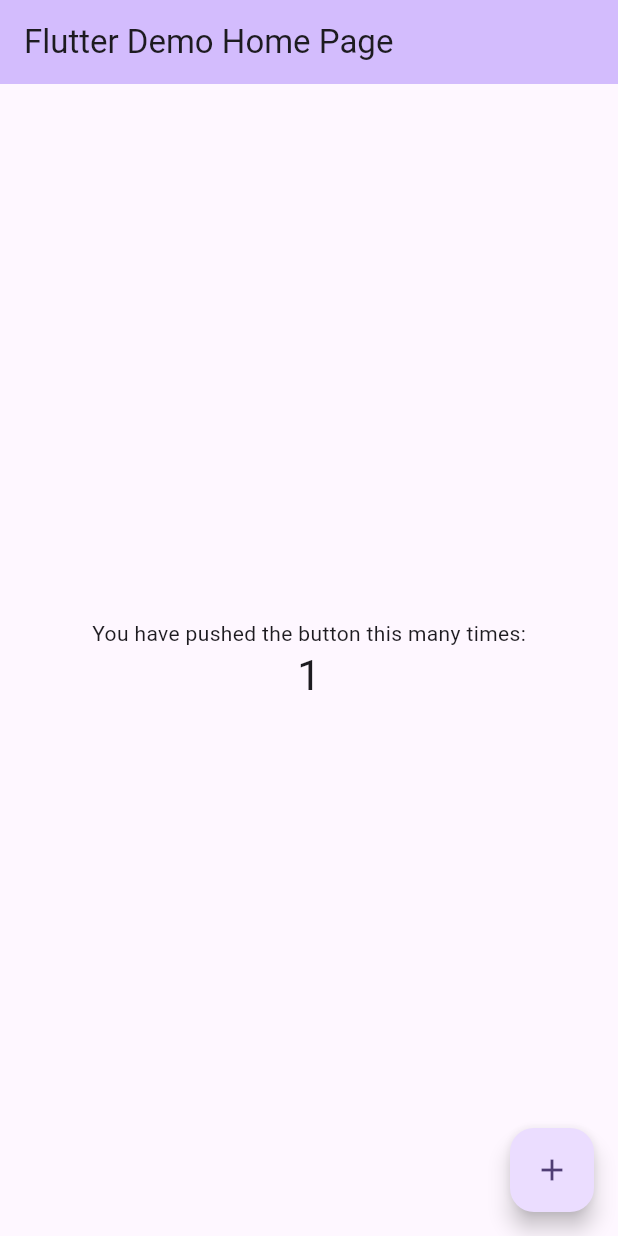
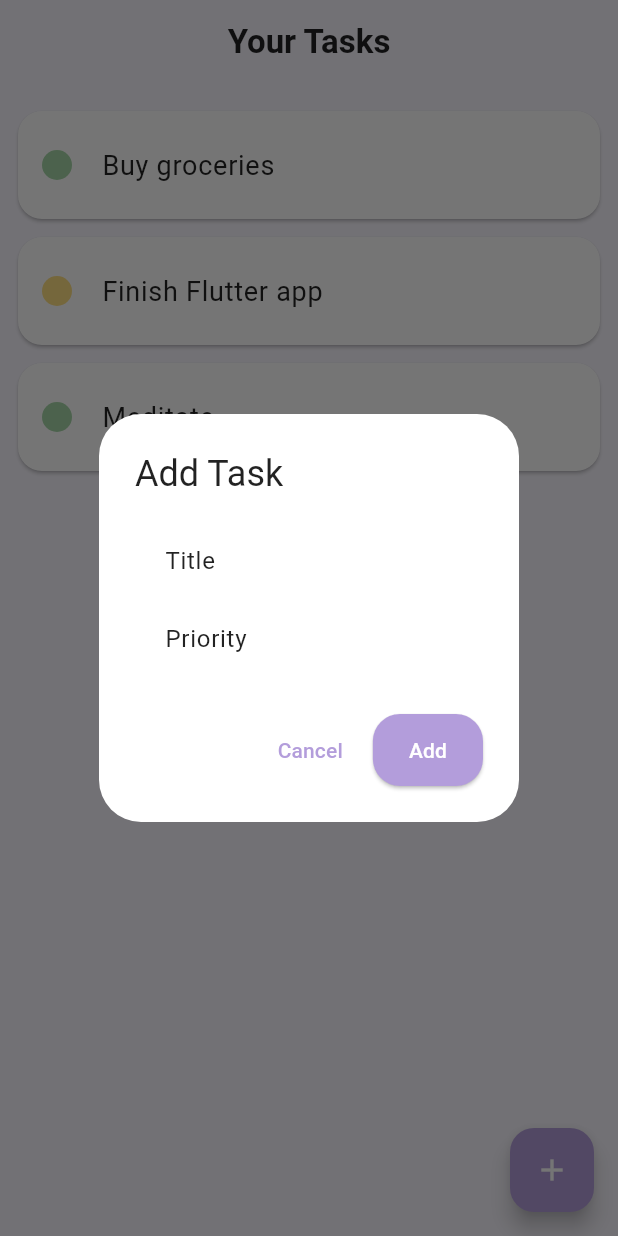
Before and after one commit to ejnez/HACKATHON-2026-Bonita-, a Flutter app: the screen it shows after launch, after a tap on the "add" icon, on a phone screen of 412 x 824 dp. Run offline on Flutter 3.47's test engine with Material 3 defaults, Android fonts, the light colour scheme and no system bars.

Commit message:
architecture and UI

```diff
--- /dev/null
+++ b/unfurl/lib/app/app.dart
@@ -0,0 +1,19 @@
+import 'package:flutter/material.dart';
+import 'package:unfurl/shared/theme.dart';
+import 'routes.dart';
+//import 'shared/theme.dart';
+
+class MyApp extends StatelessWidget {
+  const MyApp({super.key});
+// This widget is the root of your application.
+  @override
+  Widget build(BuildContext context) {
+    return MaterialApp(
+      title: 'Unfurl',
+      theme: appTheme,
+      initialRoute: '/',     // default route
+      routes: appRoutes,     // from app/routes.dart
+      debugShowCheckedModeBanner: false,
+    );
+  }
+}
--- /dev/null
+++ b/unfurl/lib/app/routes.dart
@@ -0,0 +1,14 @@
+import 'package:flutter/material.dart';
+import '../features/tasks/task_list_page.dart';
+import '../features/focus/focus_page.dart';
+import '../features/flowers/flowers_page.dart';
+import '../features/login/login_page.dart';
+import '../features/chatbot/chatbot_page.dart';
+
+final Map<String, WidgetBuilder> appRoutes = {
+  '/': (context) => TaskListPage(),
+  '/focus': (context) => FocusPage(),
+  '/flowers': (context) => FlowersPage(),
+  '/login': (context) => LoginPage(),
+  '/chatbot': (context) => ChatbotPage(),
+};
--- /dev/null
+++ b/unfurl/lib/features/tasks/task_list_page.dart
@@ -0,0 +1,86 @@
+import 'package:flutter/material.dart';
+//import '../task_provider.dart';
+import 'package:unfurl/features/tasks/task_model.dart';
+import 'package:unfurl/features/tasks/widgets/task_card.dart';
+
+class TaskListPage extends StatefulWidget {
+  const TaskListPage({super.key});
+
+  @override
+  State<TaskListPage> createState() => _TaskListPageState();
+}
+
+class _TaskListPageState extends State<TaskListPage> {
+
+    // Example list (replace with your provider/Firestore later)
+      final List<Task> _tasks = [
+        Task(name: "Buy groceries"),
+        Task(name: "Finish Flutter app", priority: 2),
+        Task(name: "Meditate", priority: 1),
+      ];
+
+  //build page UI code
+  @override
+  Widget build(BuildContext context) {
+
+    return Scaffold(
+      appBar: AppBar(title: const Text("Your Tasks")),
+            body: ListView.builder(
+              padding: const EdgeInsets.symmetric(vertical: 12),
+              itemCount: _tasks.length,
+              itemBuilder: (context, index) {
+                final task = _tasks[index];
+                return TaskCard(
+                  task: task,
+                  /*
+                  onToggleDone: () {
+                    setState(() {
+                      task.toggleDone();
+                    });
+                  },
+                  **/
+                );
+              },
+            ),
+      floatingActionButton: FloatingActionButton(
+        onPressed: () => _showAddTaskDialog(context),
+        child: const Icon(Icons.add),
+      ),
+    );
+  }//end of build page UI code
+
+  //popup UI code
+  void _showAddTaskDialog(BuildContext context) {
+    showDialog(
+      context: context,
+      builder: (context) {
+        return AlertDialog(
+          title: const Text("Add Task"),
+          content: Column(
+            mainAxisSize: MainAxisSize.min,
+            children: const [
+              TextField(
+                decoration: InputDecoration(labelText: "Title"),
+              ),
+              TextField(
+                decoration: InputDecoration(labelText: "Priority"),
+              ),
+            ],
+          ),
+          actions: [
+            TextButton(
+              onPressed: () => Navigator.pop(context),
+              child: const Text("Cancel"),
+            ),
+            ElevatedButton(
+              onPressed: () {
+                Navigator.pop(context);
+              },
+              child: const Text("Add"),
+            ),
+          ],
+        );
+      },
+    );
+  }//end of popup UI code
+}
--- /dev/null
+++ b/unfurl/lib/features/tasks/task_model.dart
@@ -0,0 +1,15 @@
+// entity class that stores the data for a single task
+class Task {
+    String? id;        // Firestore document ID (nullable at first)
+    String name;
+    int priority;       // Higher number = higher priority
+    bool isDone;
+
+    Task({
+        this.id,
+        required this.name,
+        this.priority = 1,
+        this.isDone = false,
+      });
+
+}
--- /dev/null
+++ b/unfurl/lib/features/tasks/widgets/task_card.dart
@@ -0,0 +1,44 @@
+import 'package:flutter/material.dart';
+import '../task_model.dart';
+
+class TaskCard extends StatelessWidget {
+  final Task task;
+  //final VoidCallback? onToggleDone;
+
+  const TaskCard({
+    super.key,
+    required this.task,
+    //this.onToggleDone,
+  });
+
+  @override
+  Widget build(BuildContext context) {
+    return Card(
+      margin: const EdgeInsets.symmetric(vertical: 6, horizontal: 12),
+      shape: RoundedRectangleBorder(borderRadius: BorderRadius.circular(16)),
+      child: ListTile(
+        contentPadding: const EdgeInsets.symmetric(horizontal: 16, vertical: 8),
+        leading: CircleAvatar(
+          backgroundColor: task.priority == 1
+              ? Colors.green[200]
+              : task.priority == 2
+                  ? Colors.amber[200]
+                  : Colors.red[200],
+          radius: 10,
+        ),
+        title: Text(
+          task.name,
+          style: TextStyle(
+            fontSize: 18,
+            //decoration: task.isDone ? TextDecoration.lineThrough : null,
+          ),
+        ),
+        //subtitle: task.description.isNotEmpty ? Text(task.description) : null,
+        //trailing: Checkbox(
+          //value: true,
+          //onChanged: (_) => onToggleDone?.call(),
+        //),
+      ),
+    );
+  }
+}
--- a/unfurl/lib/main.dart
+++ b/unfurl/lib/main.dart
@@ -1,9 +1,10 @@
 import 'package:flutter/material.dart';
+import 'package:unfurl/app/app.dart';
 
 void main() {
   runApp(const MyApp());
 }
-
+/*
 class MyApp extends StatelessWidget {
   const MyApp({super.key});
 
@@ -11,7 +12,7 @@ class MyApp extends StatelessWidget {
   @override
   Widget build(BuildContext context) {
     return MaterialApp(
-      title: 'Flutter Demo',
+      title: 'Unfurl',
       theme: ThemeData(
         // This is the theme of your application.
         //
@@ -33,8 +34,10 @@ class MyApp extends StatelessWidget {
       home: const MyHomePage(title: 'Flutter Demo Home Page'),
     );
   }
-}
+}**/
 
+
+/*
 class MyHomePage extends StatefulWidget {
   const MyHomePage({super.key, required this.title});
 
@@ -51,8 +54,8 @@ class MyHomePage extends StatefulWidget {
 
   @override
   State<MyHomePage> createState() => _MyHomePageState();
-}
-
+}**/
+/*
 class _MyHomePageState extends State<MyHomePage> {
   int _counter = 0;
 
@@ -120,3 +123,4 @@ class _MyHomePageState extends State<MyHomePage> {
     );
   }
 }
+**/
--- /dev/null
+++ b/unfurl/lib/shared/theme.dart
@@ -0,0 +1,87 @@
+import 'package:flutter/material.dart';
+
+// we can customize this file to change the theme accross the entire app
+final ThemeData appTheme = ThemeData(
+  useMaterial3: true,
+
+  // 🌸 Color Scheme
+  colorScheme: const ColorScheme(
+    brightness: Brightness.light,
+    primary: Color(0xFFB39DDB),       // soft lavender/purple
+    onPrimary: Colors.white,
+    secondary: Color(0xFF8BC5A0),     // pastel green accent
+    onSecondary: Colors.white,
+    error: Colors.redAccent,
+    onError: Colors.white,
+    background: Color(0xFFF9F7FF),    // very light lavender cream
+    onBackground: Colors.black87,
+    surface: Colors.white,
+    onSurface: Colors.black87,
+  ),
+
+  scaffoldBackgroundColor: const Color(0xFFF9F7FF),
+
+  // 🌸 App Bar
+  appBarTheme: const AppBarTheme(
+    centerTitle: true,
+    backgroundColor: Colors.transparent,
+    elevation: 0,
+    foregroundColor: Colors.black87,
+  ),
+
+  // 💜 Buttons
+  elevatedButtonTheme: ElevatedButtonThemeData(
+    style: ElevatedButton.styleFrom(
+      backgroundColor: const Color(0xFFB39DDB), // lavender
+      foregroundColor: Colors.white,
+      padding: const EdgeInsets.symmetric(horizontal: 24, vertical: 14),
+      shape: RoundedRectangleBorder(
+        borderRadius: BorderRadius.circular(18),
+      ),
+    ),
+  ),
+
+  floatingActionButtonTheme: const FloatingActionButtonThemeData(
+    backgroundColor: Color(0xFFB39DDB), // lavender
+    foregroundColor: Colors.white,
+  ),
+
+  // 🌿 Input Fields
+  inputDecorationTheme: InputDecorationTheme(
+    filled: true,
+    fillColor: Colors.white,
+    contentPadding: const EdgeInsets.symmetric(horizontal: 16, vertical: 14),
+    border: OutlineInputBorder(
+      borderRadius: BorderRadius.circular(18),
+      borderSide: BorderSide.none,
+    ),
+    focusedBorder: OutlineInputBorder(
+      borderRadius: BorderRadius.circular(18),
+      borderSide: const BorderSide(
+        color: Color(0xFFB39DDB), // lavender focus
+        width: 2,
+      ),
+    ),
+  ),
+
+  // 💜 Bottom Navigation Bar
+  bottomNavigationBarTheme: const BottomNavigationBarThemeData(
+    selectedItemColor: Color(0xFFB39DDB), // lavender
+    unselectedItemColor: Colors.grey,
+    showUnselectedLabels: true,
+    type: BottomNavigationBarType.fixed,
+  ),
+
+  // 🌸 Text
+  textTheme: const TextTheme(
+    titleLarge: TextStyle(
+      fontSize: 22,
+      fontWeight: FontWeight.w600,
+      color: Colors.black87,
+    ),
+    bodyMedium: TextStyle(
+      fontSize: 16,
+      color: Colors.black87,
+    ),
+  ),
+);
```
Also changed, not shown: unfurl/lib/features/chatbot/chatbot_page.dart (added, +29 -0 lines), unfurl/lib/features/flowers/flowers_page.dart (added, +29 -0 lines), unfurl/lib/features/focus/focus_page.dart (added, +29 -0 lines), unfurl/lib/features/login/login_page.dart (added, +29 -0 lines), unfurl/lib/features/tasks/task_provider.dart (added).
